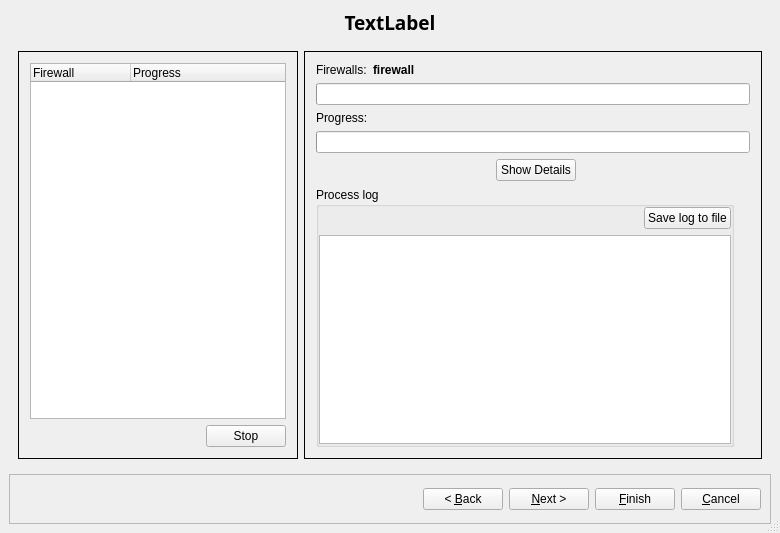
Qt form src/gui/instdialog_q.ui (fwbuilder/fwbuilder) before a commit.
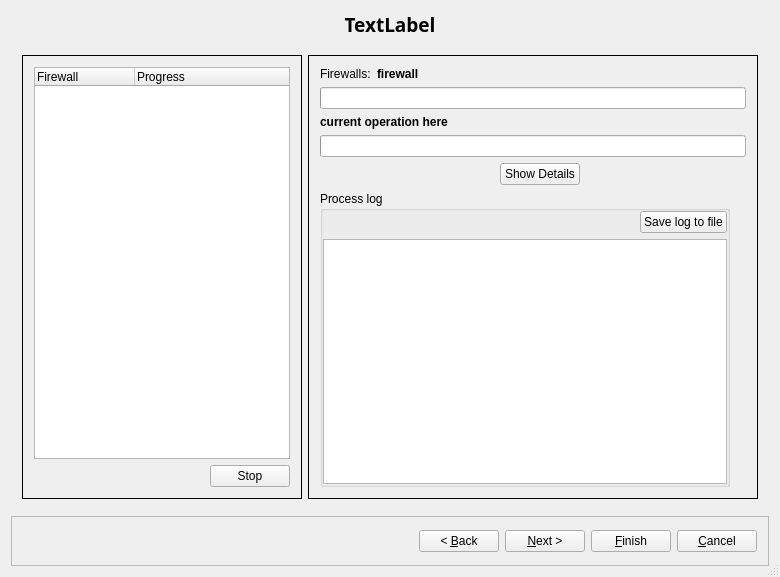
The same form after that commit. The open tabs and pages were chosen to show the change.

```diff
--- a/src/gui/instdialog_q.ui
+++ b/src/gui/instdialog_q.ui
@@ -6,7 +6,7 @@
     <x>0</x>
     <y>0</y>
     <width>780</width>
-    <height>533</height>
+    <height>577</height>
    </rect>
   </property>
   <property name="sizePolicy" >
@@ -19,12 +19,6 @@
    <bool>true</bool>
   </property>
   <layout class="QVBoxLayout" >
-   <property name="spacing" >
-    <number>6</number>
-   </property>
-   <property name="margin" >
-    <number>9</number>
-   </property>
    <item>
     <widget class="QLabel" name="titleLabel" >
      <property name="sizePolicy" >
@@ -312,12 +306,6 @@
      </widget>
      <widget class="QWidget" name="page_2" >
       <layout class="QHBoxLayout" >
-       <property name="spacing" >
-        <number>6</number>
-       </property>
-       <property name="margin" >
-        <number>9</number>
-       </property>
        <item>
         <widget class="QFrame" name="frame18_2" >
          <property name="frameShape" >
@@ -330,9 +318,6 @@
           <property name="margin" >
            <number>11</number>
           </property>
-          <property name="spacing" >
-           <number>6</number>
-          </property>
           <item row="2" column="1" >
            <widget class="QPushButton" name="controlMCButton" >
             <property name="text" >
@@ -391,20 +376,11 @@
           <enum>QFrame::Plain</enum>
          </property>
          <layout class="QVBoxLayout" >
-          <property name="spacing" >
-           <number>6</number>
-          </property>
           <property name="margin" >
            <number>11</number>
           </property>
           <item>
            <layout class="QHBoxLayout" >
-            <property name="spacing" >
-             <number>6</number>
-            </property>
-            <property name="margin" >
-             <number>0</number>
-            </property>
             <item>
              <widget class="QLabel" name="textLabel1" >
               <property name="text" >
@@ -448,22 +424,6 @@
           </item>
           <item>
            <layout class="QHBoxLayout" >
-            <property name="spacing" >
-             <number>6</number>
-            </property>
-            <property name="margin" >
-             <number>0</number>
-            </property>
-            <item>
-             <widget class="QLabel" name="ProcLabel" >
-              <property name="text" >
-               <string>Progress:</string>
-              </property>
-              <property name="wordWrap" >
-               <bool>false</bool>
-              </property>
-             </widget>
-            </item>
             <item>
              <widget class="QLabel" name="infoMCLabel" >
               <property name="sizePolicy" >
@@ -479,7 +439,7 @@
                </font>
               </property>
               <property name="text" >
-               <string/>
+               <string>current operation here</string>
               </property>
               <property name="wordWrap" >
                <bool>false</bool>
@@ -497,12 +457,6 @@
           </item>
           <item>
            <layout class="QHBoxLayout" >
-            <property name="spacing" >
-             <number>6</number>
-            </property>
-            <property name="margin" >
-             <number>0</number>
-            </property>
             <item>
              <spacer>
               <property name="orientation" >
@@ -549,12 +503,6 @@
           </item>
           <item>
            <layout class="QHBoxLayout" >
-            <property name="spacing" >
-             <number>6</number>
-            </property>
-            <property name="margin" >
-             <number>0</number>
-            </property>
             <item>
              <widget class="QGroupBox" name="detailMCframe" >
               <property name="title" >
@@ -564,9 +512,6 @@
                <property name="margin" >
                 <number>0</number>
                </property>
-               <property name="spacing" >
-                <number>6</number>
-               </property>
                <item row="0" column="0" >
                 <spacer>
                  <property name="orientation" >
@@ -684,12 +629,6 @@
       <enum>QFrame::Raised</enum>
      </property>
      <layout class="QHBoxLayout" >
-      <property name="spacing" >
-       <number>6</number>
-      </property>
-      <property name="margin" >
-       <number>9</number>
-      </property>
       <item>
        <spacer>
         <property name="orientation" >
```
Left out of the diff: 26 changed lines with no effect on the pictures.
